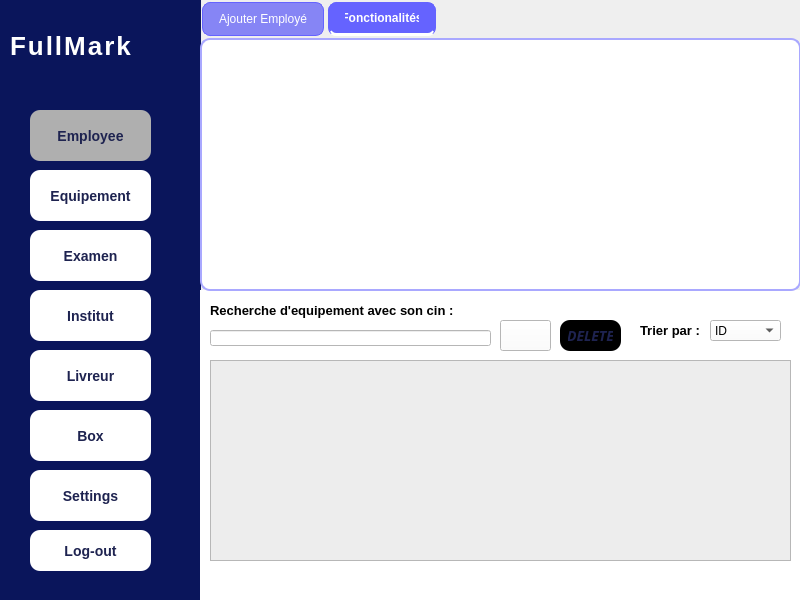
This is mainwindow.ui in malek-mejaouel/Distribution_center_project- as Qt 5 draws it before an edit. The edited form follows.
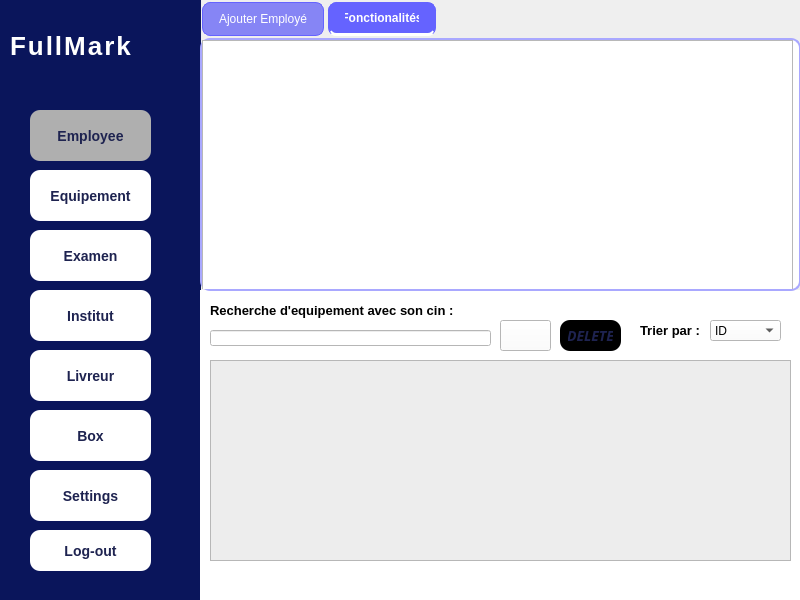
This is the edited form. The open tabs and pages were chosen to show the change. Icons and pictures are not drawn.

Patch:
```diff
--- a/mainwindow.ui
+++ b/mainwindow.ui
@@ -1080,6 +1080,16 @@
      <attribute name="title">
       <string>Fonctionalités</string>
      </attribute>
+     <widget class="QListWidget" name="statsList">
+      <property name="geometry">
+       <rect>
+        <x>0</x>
+        <y>0</y>
+        <width>591</width>
+        <height>251</height>
+       </rect>
+      </property>
+     </widget>
     </widget>
    </widget>
   </widget>
```
Left out of the diff: 2 changed lines with no effect on the pictures.
